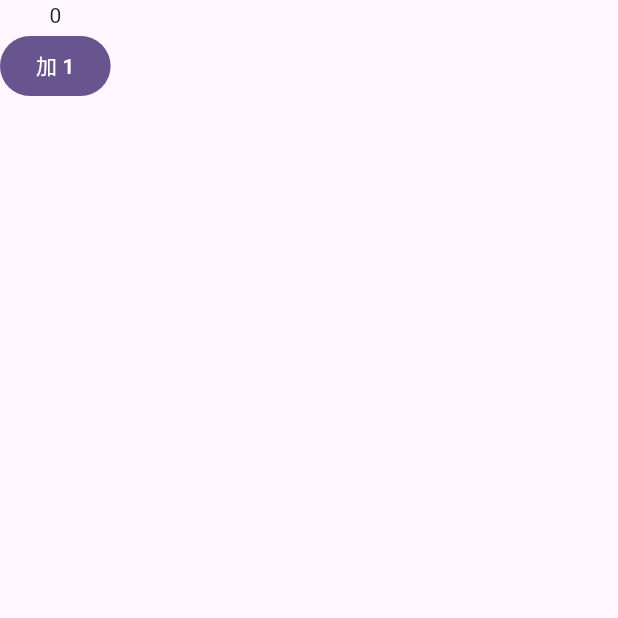
After one commit to clong1995/flutter_ui, a Flutter app: the screen it shows after launch, on a phone screen of 412 x 824 dp, the top half of it. The commit adds this screen. Run offline on Flutter 3.47's test engine with Material 3 defaults, Android fonts, the phone set to English and light mode, and no system bars.

Commit message:
模拟手机模式

```diff
--- /dev/null
+++ b/dev_simulator/analysis_options.yaml
@@ -0,0 +1,4 @@
+include: package:flutter_lints/flutter.yaml
+
+# Additional information about this file can be found at
+# https://dart.dev/guides/language/analysis-options
--- a/example/lib/main.dart
+++ b/example/lib/main.dart
@@ -1,4 +1,4 @@
-import 'package:example/pages/ui_state/ui_state.dart';
+import '/pages/original/page.dart';
 import 'package:flutter/material.dart';
 
 void main() {
@@ -17,7 +17,7 @@ class MyApp extends StatelessWidget {
         colorScheme: ColorScheme.fromSeed(seedColor: Colors.deepPurple),
         useMaterial3: true,
       ),
-      home: const UIStateExample(),
+      home: const OriginalPage(),
     );
   }
 }
--- /dev/null
+++ b/example/lib/pages/original/logic.dart
@@ -0,0 +1,14 @@
+part of original;
+
+class _State {
+  int count = 0;
+}
+
+mixin _Logic<T extends StatefulWidget> on State<T> {
+  final _State state = _State();
+
+  void onAddPressed() {
+    state.count++;
+    setState(() {});
+  }
+}
--- /dev/null
+++ b/example/lib/pages/original/page.dart
@@ -0,0 +1,29 @@
+library original;
+
+import 'package:flutter/material.dart';
+
+part 'logic.dart';
+
+class OriginalPage extends StatefulWidget {
+  const OriginalPage({super.key});
+
+  @override
+  State<OriginalPage> createState() => _OriginalPageState();
+}
+
+class _OriginalPageState extends State<OriginalPage> with _Logic {
+  @override
+  Widget build(BuildContext context) {
+    return Scaffold(
+      body: Column(
+        children: [
+          Text("${state.count}"),
+          FilledButton(
+            onPressed: onAddPressed,
+            child: const Text("加 1"),
+          ),
+        ],
+      ),
+    );
+  }
+}
```
Also changed, not shown: dev_simulator/lib/dev_simulator.dart (added, +155 -0 lines), dev_simulator/pubspec.yaml (added, +54 -0 lines), 6 other files.
